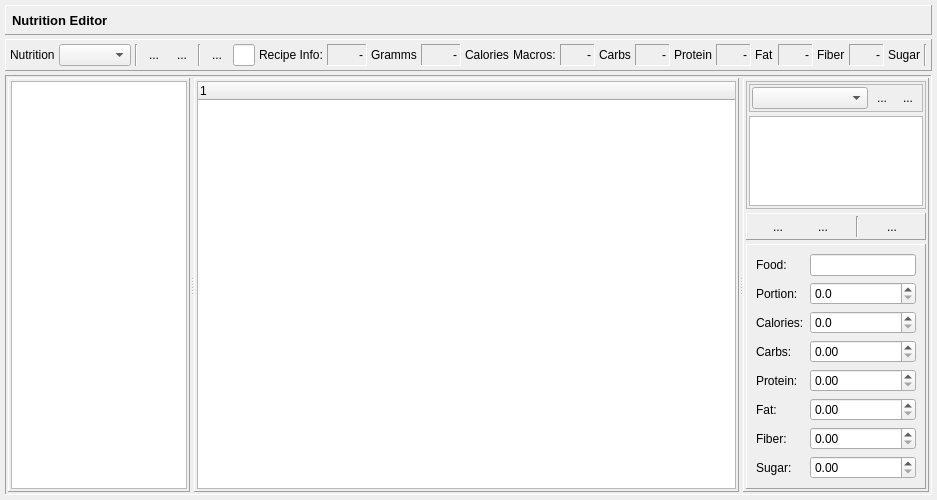
Tria-Andy/WorkoutEditor, file dialog_nutrition.ui: the form before one commit.
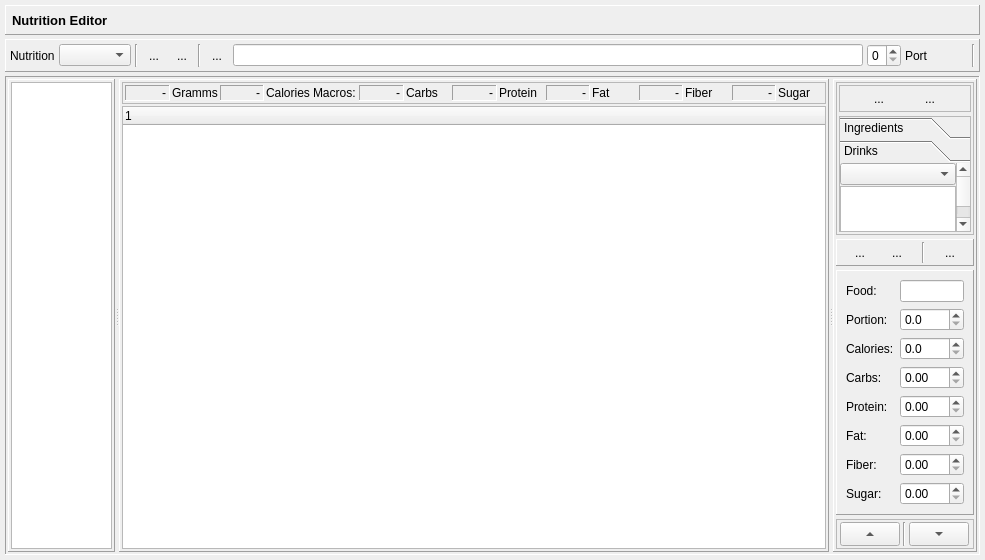
The form after the commit. The open tabs and pages were chosen to show the change. Icons and pictures are not drawn.

Commit message: NutritionEditor Part 8.3

```diff
--- a/dialog_nutrition.ui
+++ b/dialog_nutrition.ui
@@ -6,8 +6,8 @@
    <rect>
     <x>0</x>
     <y>0</y>
-    <width>930</width>
-    <height>500</height>
+    <width>985</width>
+    <height>515</height>
    </rect>
   </property>
   <property name="windowTitle">
@@ -259,12 +259,182 @@
        </widget>
       </item>
       <item>
-       <widget class="QLabel" name="label_11">
+       <widget class="QSpinBox" name="spinBox_port">
+        <property name="minimum">
+         <number>0</number>
+        </property>
+        <property name="maximum">
+         <number>5</number>
+        </property>
+        <property name="value">
+         <number>0</number>
+        </property>
+       </widget>
+      </item>
+      <item>
+       <widget class="QLabel" name="label_20">
         <property name="text">
-         <string>Recipe Info:</string>
+         <string>Port</string>
         </property>
        </widget>
       </item>
+      <item>
+       <spacer name="horizontalSpacer_2">
+        <property name="orientation">
+         <enum>Qt::Horizontal</enum>
+        </property>
+        <property name="sizeHint" stdset="0">
+         <size>
+          <width>40</width>
+          <height>20</height>
+         </size>
+        </property>
+       </spacer>
+      </item>
+      <item>
+       <widget class="Line" name="line_4">
+        <property name="orientation">
+         <enum>Qt::Vertical</enum>
+        </property>
+       </widget>
+      </item>
+     </layout>
+    </widget>
+   </item>
+   <item>
+    <widget class="QFrame" name="frame_body">
+     <property name="sizePolicy">
+      <sizepolicy hsizetype="Preferred" vsizetype="Preferred">
+       <horstretch>0</horstretch>
+       <verstretch>5</verstretch>
+      </sizepolicy>
+     </property>
+     <property name="frameShape">
+      <enum>QFrame::Panel</enum>
+     </property>
+     <property name="frameShadow">
+      <enum>QFrame::Sunken</enum>
+     </property>
+     <layout class="QHBoxLayout" name="horizontalLayout">
+      <property name="spacing">
+       <number>2</number>
+      </property>
+      <property name="leftMargin">
+       <number>2</number>
+      </property>
+      <property name="topMargin">
+       <number>2</number>
+      </property>
+      <property name="rightMargin">
+       <number>2</number>
+      </property>
+      <property name="bottomMargin">
+       <number>2</number>
+      </property>
+      <item>
+       <widget class="QSplitter" name="splitter">
+        <property name="orientation">
+         <enum>Qt::Horizontal</enum>
+        </property>
+        <widget class="QFrame" name="frame">
+         <property name="sizePolicy">
+          <sizepolicy hsizetype="Preferred" vsizetype="Preferred">
+           <horstretch>1</horstretch>
+           <verstretch>0</verstretch>
+          </sizepolicy>
+         </property>
+         <property name="maximumSize">
+          <size>
+           <width>200</width>
+           <height>16777215</height>
+          </size>
+         </property>
+         <property name="frameShape">
+          <enum>QFrame::Panel</enum>
+         </property>
+         <property name="frameShadow">
+          <enum>QFrame::Raised</enum>
+         </property>
+         <layout class="QVBoxLayout" name="verticalLayout_2">
+          <property name="spacing">
+           <number>2</number>
+          </property>
+          <property name="leftMargin">
+           <number>2</number>
+          </property>
+          <property name="topMargin">
+           <number>2</number>
+          </property>
+          <property name="rightMargin">
+           <number>2</number>
+          </property>
+          <property name="bottomMargin">
+           <number>2</number>
+          </property>
+          <item>
+           <widget class="QListWidget" name="listWidget_recipes"/>
+          </item>
+         </layout>
+        </widget>
+        <widget class="QFrame" name="frame_2">
+         <property name="sizePolicy">
+          <sizepolicy hsizetype="Preferred" vsizetype="Preferred">
+           <horstretch>3</horstretch>
+           <verstretch>0</verstretch>
+          </sizepolicy>
+         </property>
+         <property name="frameShape">
+          <enum>QFrame::Panel</enum>
+         </property>
+         <property name="frameShadow">
+          <enum>QFrame::Raised</enum>
+         </property>
+         <layout class="QVBoxLayout" name="verticalLayout_3">
+          <property name="spacing">
+           <number>2</number>
+          </property>
+          <property name="leftMargin">
+           <number>2</number>
+          </property>
+          <property name="topMargin">
+           <number>2</number>
+          </property>
+          <property name="rightMargin">
+           <number>2</number>
+          </property>
+          <property name="bottomMargin">
+           <number>2</number>
+          </property>
+          <item>
+           <widget class="QFrame" name="frame_5">
+            <property name="sizePolicy">
+             <sizepolicy hsizetype="Preferred" vsizetype="Preferred">
+              <horstretch>0</horstretch>
+              <verstretch>0</verstretch>
+             </sizepolicy>
+            </property>
+            <property name="frameShape">
+             <enum>QFrame::StyledPanel</enum>
+            </property>
+            <property name="frameShadow">
+             <enum>QFrame::Raised</enum>
+            </property>
+            <layout class="QHBoxLayout" name="horizontalLayout_6">
+             <property name="spacing">
+              <number>2</number>
+             </property>
+             <property name="leftMargin">
+              <number>2</number>
+             </property>
+             <property name="topMargin">
+              <number>2</number>
+             </property>
+             <property name="rightMargin">
+              <number>2</number>
+             </property>
+             <property name="bottomMargin">
+              <number>2</number>
+             </property>
       <item>
        <widget class="QLabel" name="label_gramms">
         <property name="sizePolicy">
@@ -341,19 +511,6 @@
         </property>
        </widget>
       </item>
-      <item>
-       <spacer name="horizontalSpacer_2">
-        <property name="orientation">
-         <enum>Qt::Horizontal</enum>
-        </property>
-        <property name="sizeHint" stdset="0">
-         <size>
-          <width>40</width>
-          <height>20</height>
-         </size>
-        </property>
-       </spacer>
-      </item>
       <item>
        <widget class="QLabel" name="label_19">
         <property name="text">
@@ -518,120 +675,9 @@
         </property>
        </widget>
       </item>
-      <item>
-       <widget class="Line" name="line_4">
-        <property name="orientation">
-         <enum>Qt::Vertical</enum>
-        </property>
-       </widget>
-      </item>
      </layout>
     </widget>
    </item>
-   <item>
-    <widget class="QFrame" name="frame_body">
-     <property name="sizePolicy">
-      <sizepolicy hsizetype="Preferred" vsizetype="Preferred">
-       <horstretch>0</horstretch>
-       <verstretch>5</verstretch>
-      </sizepolicy>
-     </property>
-     <property name="frameShape">
-      <enum>QFrame::Panel</enum>
-     </property>
-     <property name="frameShadow">
-      <enum>QFrame::Sunken</enum>
-     </property>
-     <layout class="QHBoxLayout" name="horizontalLayout">
-      <property name="spacing">
-       <number>2</number>
-      </property>
-      <property name="leftMargin">
-       <number>2</number>
-      </property>
-      <property name="topMargin">
-       <number>2</number>
-      </property>
-      <property name="rightMargin">
-       <number>2</number>
-      </property>
-      <property name="bottomMargin">
-       <number>2</number>
-      </property>
-      <item>
-       <widget class="QSplitter" name="splitter">
-        <property name="orientation">
-         <enum>Qt::Horizontal</enum>
-        </property>
-        <widget class="QFrame" name="frame">
-         <property name="sizePolicy">
-          <sizepolicy hsizetype="Preferred" vsizetype="Preferred">
-           <horstretch>1</horstretch>
-           <verstretch>0</verstretch>
-          </sizepolicy>
-         </property>
-         <property name="maximumSize">
-          <size>
-           <width>200</width>
-           <height>16777215</height>
-          </size>
-         </property>
-         <property name="frameShape">
-          <enum>QFrame::Panel</enum>
-         </property>
-         <property name="frameShadow">
-          <enum>QFrame::Raised</enum>
-         </property>
-         <layout class="QVBoxLayout" name="verticalLayout_2">
-          <property name="spacing">
-           <number>2</number>
-          </property>
-          <property name="leftMargin">
-           <number>2</number>
-          </property>
-          <property name="topMargin">
-           <number>2</number>
-          </property>
-          <property name="rightMargin">
-           <number>2</number>
-          </property>
-          <property name="bottomMargin">
-           <number>2</number>
-          </property>
-          <item>
-           <widget class="QListWidget" name="listWidget_recipes"/>
-          </item>
-         </layout>
-        </widget>
-        <widget class="QFrame" name="frame_2">
-         <property name="sizePolicy">
-          <sizepolicy hsizetype="Preferred" vsizetype="Preferred">
-           <horstretch>3</horstretch>
-           <verstretch>0</verstretch>
-          </sizepolicy>
-         </property>
-         <property name="frameShape">
-          <enum>QFrame::Panel</enum>
-         </property>
-         <property name="frameShadow">
-          <enum>QFrame::Raised</enum>
-         </property>
-         <layout class="QVBoxLayout" name="verticalLayout_3">
-          <property name="spacing">
-           <number>2</number>
-          </property>
-          <property name="leftMargin">
-           <number>2</number>
-          </property>
-          <property name="topMargin">
-           <number>2</number>
-          </property>
-          <property name="rightMargin">
-           <number>2</number>
-          </property>
-          <property name="bottomMargin">
-           <number>2</number>
-          </property>
           <item>
            <widget class="QTreeWidget" name="treeWidget_recipe">
             <property name="sizePolicy">
@@ -738,9 +784,6 @@
                 <property name="bottomMargin">
                  <number>2</number>
                 </property>
-                <item>
-                 <widget class="QComboBox" name="comboBox_ingredients"/>
-                </item>
                 <item>
                  <widget class="QToolButton" name="toolButton_addIngred">
                   <property name="text">
@@ -785,10 +828,95 @@
               </widget>
              </item>
              <item>
+              <widget class="QToolBox" name="toolBox_food">
+               <property name="frameShape">
+                <enum>QFrame::StyledPanel</enum>
+               </property>
+               <property name="frameShadow">
+                <enum>QFrame::Sunken</enum>
+               </property>
+               <property name="currentIndex">
+                <number>0</number>
+               </property>
+               <property name="tabSpacing">
+                <number>1</number>
+               </property>
+               <widget class="QWidget" name="page_ingred">
+                <property name="geometry">
+                 <rect>
+                  <x>0</x>
+                  <y>0</y>
+                  <width>165</width>
+                  <height>94</height>
+                 </rect>
+                </property>
+                <attribute name="label">
+                 <string>Ingredients</string>
+                </attribute>
+                <layout class="QVBoxLayout" name="verticalLayout_6">
+                 <property name="spacing">
+                  <number>1</number>
+                 </property>
+                 <property name="leftMargin">
+                  <number>0</number>
+                 </property>
+                 <property name="topMargin">
+                  <number>0</number>
+                 </property>
+                 <property name="rightMargin">
+                  <number>0</number>
+                 </property>
+                 <property name="bottomMargin">
+                  <number>0</number>
+                 </property>
+                 <item>
+                  <widget class="QComboBox" name="comboBox_ingredients"/>
+                 </item>
+                 <item>
               <widget class="QListWidget" name="listWidget_ingredients"/>
              </item>
             </layout>
            </widget>
+               <widget class="QWidget" name="page_drink">
+                <property name="geometry">
+                 <rect>
+                  <x>0</x>
+                  <y>0</y>
+                  <width>165</width>
+                  <height>94</height>
+                 </rect>
+                </property>
+                <attribute name="label">
+                 <string>Drinks</string>
+                </attribute>
+                <layout class="QVBoxLayout" name="verticalLayout_7">
+                 <property name="spacing">
+                  <number>1</number>
+                 </property>
+                 <property name="leftMargin">
+                  <number>0</number>
+                 </property>
+                 <property name="topMargin">
+                  <number>0</number>
+                 </property>
+                 <property name="rightMargin">
+                  <number>0</number>
+                 </property>
+                 <property name="bottomMargin">
+                  <number>0</number>
+                 </property>
+                 <item>
+                  <widget class="QComboBox" name="comboBox_drinks"/>
+                 </item>
+                 <item>
+                  <widget class="QListWidget" name="listWidget_drinks"/>
+                 </item>
+                </layout>
+               </widget>
+              </widget>
+             </item>
+            </layout>
+           </widget>
           </item>
           <item>
            <widget class="QFrame" name="frame_3">
@@ -1017,6 +1145,84 @@
             </layout>
            </widget>
           </item>
+          <item>
+           <widget class="QFrame" name="frame_6">
+            <property name="frameShape">
+             <enum>QFrame::StyledPanel</enum>
+            </property>
+            <property name="frameShadow">
+             <enum>QFrame::Raised</enum>
+            </property>
+            <layout class="QHBoxLayout" name="horizontalLayout_7">
+             <property name="spacing">
+              <number>2</number>
+             </property>
+             <property name="leftMargin">
+              <number>2</number>
+             </property>
+             <property name="topMargin">
+              <number>2</number>
+             </property>
+             <property name="rightMargin">
+              <number>2</number>
+             </property>
+             <property name="bottomMargin">
+              <number>2</number>
+             </property>
+             <item>
+              <widget class="QToolButton" name="toolButton_up">
+               <property name="minimumSize">
+                <size>
+                 <width>60</width>
+                 <height>24</height>
+                </size>
+               </property>
+               <property name="text">
+                <string>...</string>
+               </property>
+               <property name="iconSize">
+                <size>
+                 <width>18</width>
+                 <height>18</height>
+                </size>
+               </property>
+               <property name="arrowType">
+                <enum>Qt::UpArrow</enum>
+               </property>
+              </widget>
+             </item>
+             <item>
+              <widget class="Line" name="line_2">
+               <property name="orientation">
+                <enum>Qt::Vertical</enum>
+               </property>
+              </widget>
+             </item>
+             <item>
+              <widget class="QToolButton" name="toolButton_down">
+               <property name="minimumSize">
+                <size>
+                 <width>60</width>
+                 <height>24</height>
+                </size>
+               </property>
+               <property name="text">
+                <string>...</string>
+               </property>
+               <property name="iconSize">
+                <size>
+                 <width>18</width>
+                 <height>18</height>
+                </size>
+               </property>
+               <property name="arrowType">
+                <enum>Qt::DownArrow</enum>
+               </property>
+              </widget>
+             </item>
+            </layout>
+           </widget>
+          </item>
          </layout>
         </widget>
        </widget>
```
Left out of the diff: 2 changed lines with no effect on the pictures. Lines whose indentation alone changed are shown as unchanged. The commit also changes 8 other files.
